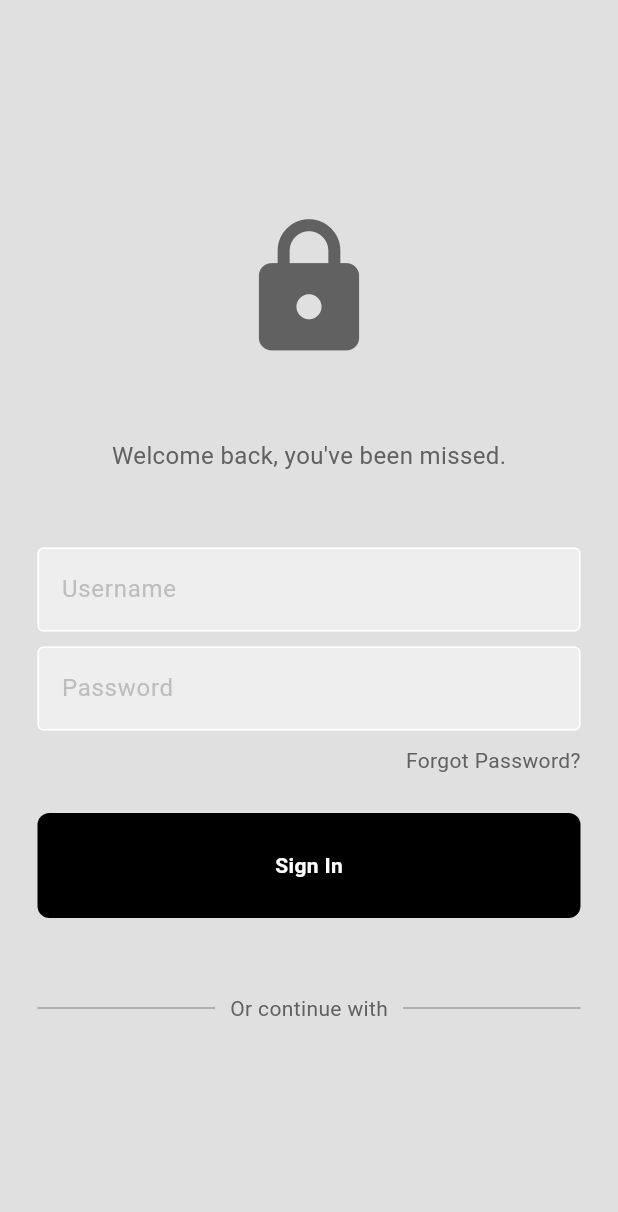
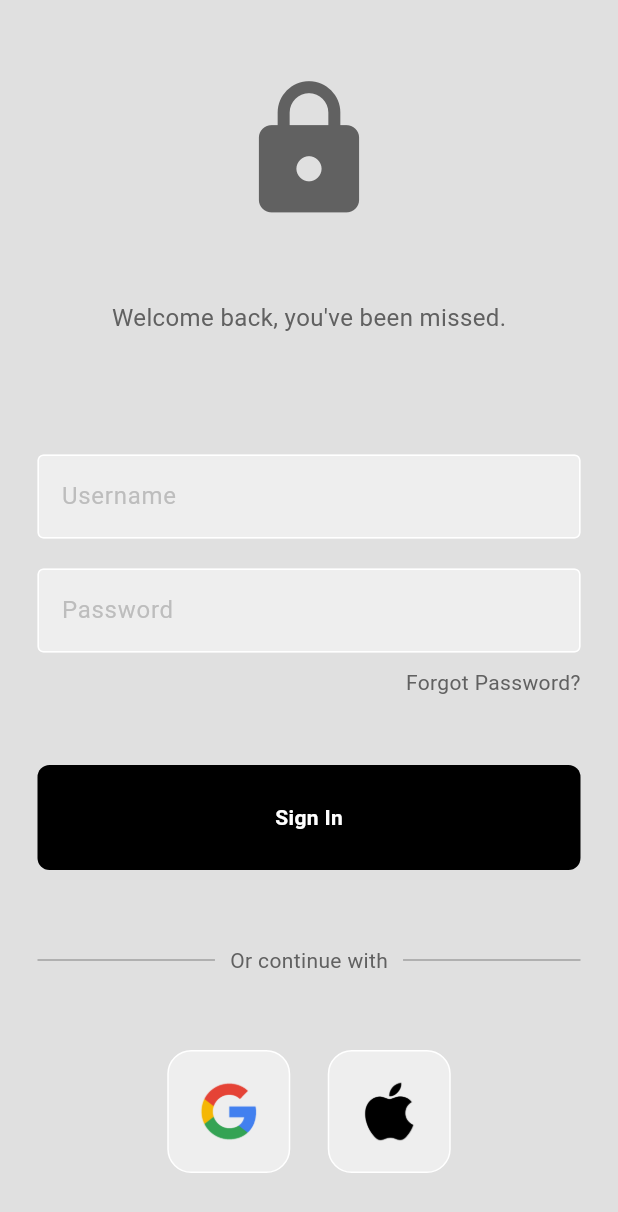
Before and after one commit to alexmortelsison/Auth, a Flutter app: the screen it shows after launch, on a phone screen of 412 x 824 dp. Shown: the top 1212 px of the screen. Run offline on Flutter 3.47's test engine with Material 3 defaults, Android fonts, the phone set to English and light mode, and no system bars.

Commit message:
updated UI

```diff
--- /dev/null
+++ b/lib/components/square_tile.dart
@@ -0,0 +1,22 @@
+import 'package:flutter/material.dart';
+
+class SquareTile extends StatelessWidget {
+  final String imagePath;
+  const SquareTile({super.key, required this.imagePath});
+
+  @override
+  Widget build(BuildContext context) {
+    return Container(
+      padding: const EdgeInsets.all(20),
+      decoration: BoxDecoration(
+        color: Theme.of(context).colorScheme.primary,
+        border: Border.all(color: Theme.of(context).colorScheme.secondary),
+        borderRadius: BorderRadius.circular(16),
+      ),
+      child: Image.asset(
+        imagePath,
+        height: 40,
+      ),
+    );
+  }
+}
--- a/lib/pages/auth_page.dart
+++ b/lib/pages/auth_page.dart
@@ -1,4 +1,5 @@
 import 'package:auth/components/my_button.dart';
+import 'package:auth/components/square_tile.dart';
 import 'package:flutter/material.dart';
 
 import '../components/my_textfield.dart';
@@ -18,6 +19,7 @@ class AuthPage extends StatelessWidget {
       body: Column(
         mainAxisAlignment: MainAxisAlignment.center,
         children: [
+          const SizedBox(height: 50),
           Center(
             child: Icon(
               Icons.lock,
@@ -33,13 +35,13 @@ class AuthPage extends StatelessWidget {
               fontSize: 16,
             ),
           ),
-          const SizedBox(height: 50),
+          const SizedBox(height: 80),
           MyTextField(
             controller: userNameController,
             hintText: 'Username',
             obscureText: false,
           ),
-          const SizedBox(height: 10),
+          const SizedBox(height: 20),
           MyTextField(
             controller: passwordController,
             hintText: 'Password',
@@ -59,7 +61,7 @@ class AuthPage extends StatelessWidget {
               ],
             ),
           ),
-          const SizedBox(height: 25),
+          const SizedBox(height: 45),
           MyButton(onTap: signInUser),
           const SizedBox(height: 50),
           Padding(
@@ -90,6 +92,30 @@ class AuthPage extends StatelessWidget {
               ],
             ),
           ),
+          const SizedBox(height: 50),
+          const Row(
+            mainAxisAlignment: MainAxisAlignment.center,
+            children: [
+              SquareTile(imagePath: 'images/1.png'),
+              SizedBox(width: 25),
+              SquareTile(imagePath: 'images/2.png')
+            ],
+          ),
+          const SizedBox(height: 50),
+          const Row(
+            mainAxisAlignment: MainAxisAlignment.center,
+            children: [
+              Text('Not a member?'),
+              SizedBox(width: 4),
+              Text(
+                'Register now',
+                style: TextStyle(
+                  color: Colors.blue,
+                  fontWeight: FontWeight.bold,
+                ),
+              ),
+            ],
+          )
         ],
       ),
     );
```
Also changed, not shown: pubspec.yaml (+4 -7 lines), images/1.png (added), images/2.png (added).
